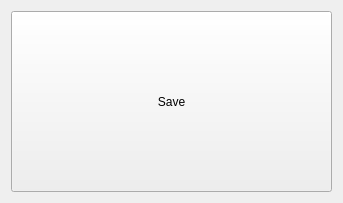
The window that test.ui (wapmobil/SpaceTimeBot) describes before a commit, drawn with Qt 5.
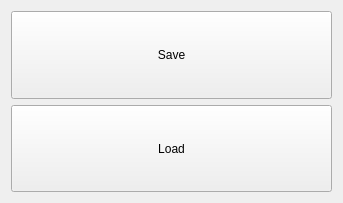
The same window after the commit.

The edit to the form file:
```diff
--- a/test.ui
+++ b/test.ui
@@ -27,6 +27,19 @@
      </property>
     </widget>
    </item>
+   <item>
+    <widget class="QPushButton" name="buttonLoad">
+     <property name="sizePolicy">
+      <sizepolicy hsizetype="Minimum" vsizetype="Minimum">
+       <horstretch>0</horstretch>
+       <verstretch>0</verstretch>
+      </sizepolicy>
+     </property>
+     <property name="text">
+      <string>Load</string>
+     </property>
+    </widget>
+   </item>
   </layout>
  </widget>
  <resources/>
```
